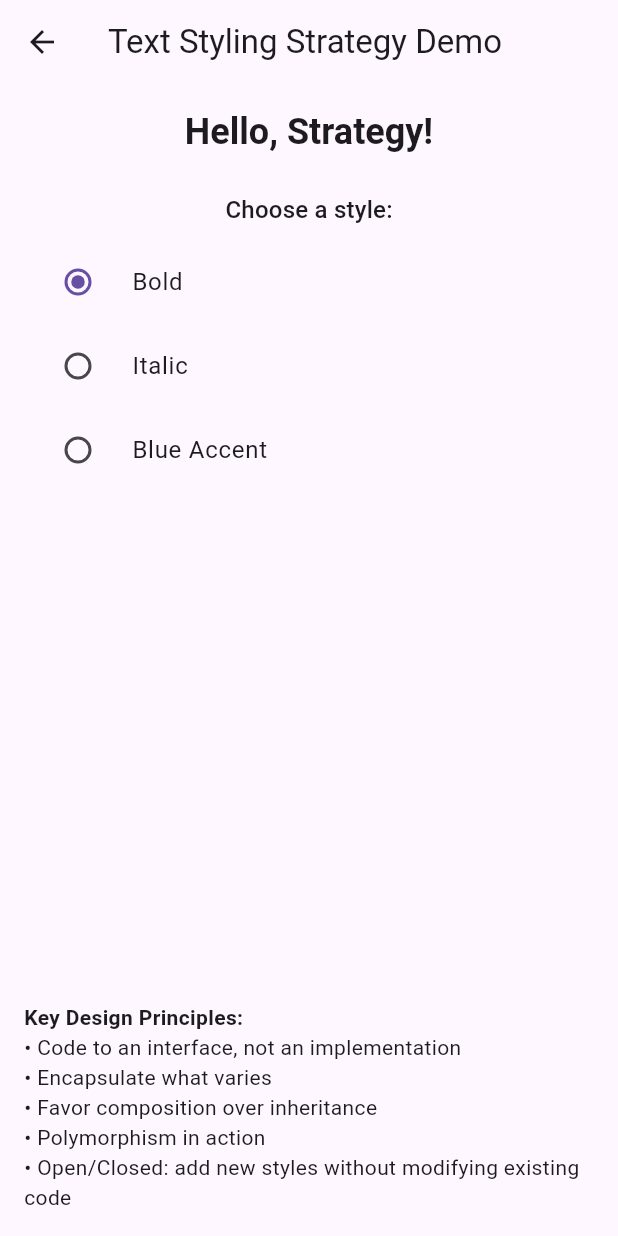
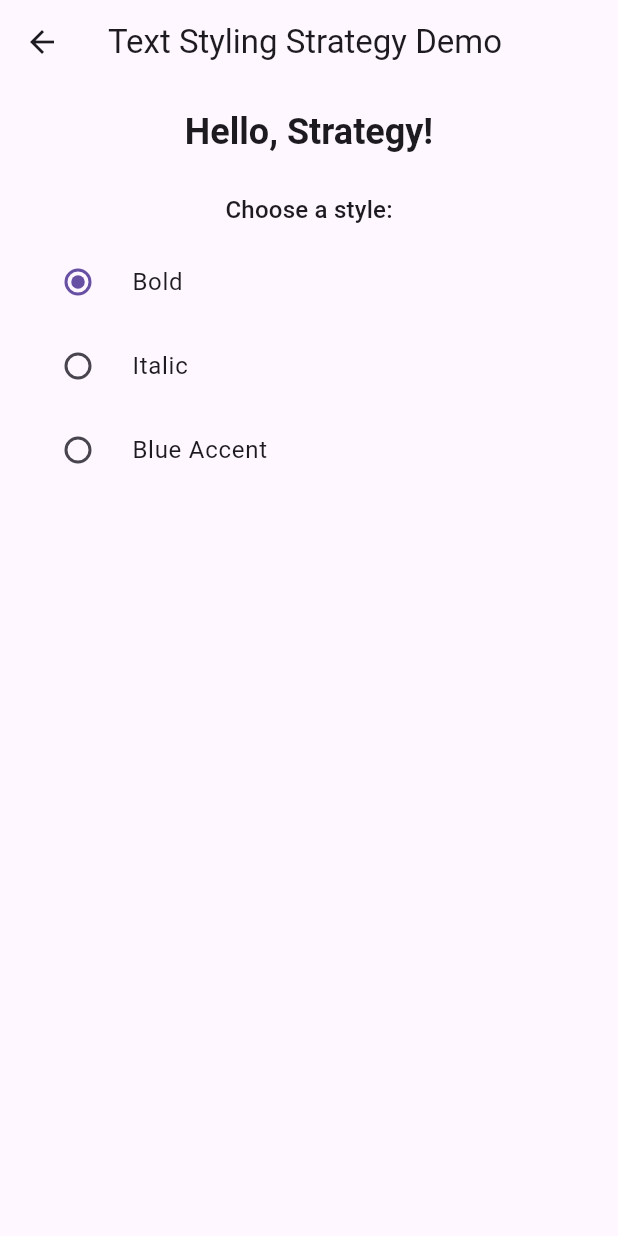
Before and after one commit to abdalrhman7/design-patterns-by-example-dart-flutter, a Flutter app: the screen it shows after launch, after a tap on "Strategy Pattern", after a tap on "Example 2: Text Styling", on a phone screen of 412 x 824 dp. Run offline on Flutter 3.47's test engine with Material 3 defaults, Android fonts, the phone set to English and light mode, and no system bars.

Commit message:
refactor strategy ui

```diff
--- a/lib/behavioral/strategy/flutter_examples/text_style_strategy/ui/text_styling_screen.dart
+++ b/lib/behavioral/strategy/flutter_examples/text_style_strategy/ui/text_styling_screen.dart
@@ -57,21 +57,6 @@ class _TextStylingScreenState extends State<TextStylingScreen> {
                 },
               );
             }),
-
-            const Spacer(),
-
-            // Summary of current principles in action
-            Column(
-              crossAxisAlignment: CrossAxisAlignment.start,
-              children: const [
-                Text('Key Design Principles:', style: TextStyle(fontWeight: FontWeight.bold)),
-                Text('• Code to an interface, not an implementation'),
-                Text('• Encapsulate what varies'),
-                Text('• Favor composition over inheritance'),
-                Text('• Polymorphism in action'),
-                Text('• Open/Closed: add new styles without modifying existing code'),
-              ],
-            ),
           ],
         ),
       ),
--- a/lib/behavioral/strategy/flutter_examples/time_format_strategy/ui/time_display_screen.dart
+++ b/lib/behavioral/strategy/flutter_examples/time_format_strategy/ui/time_display_screen.dart
@@ -60,20 +60,6 @@ class _TimeDisplayScreenState extends State<TimeDisplayScreen> {
                 onChanged: (val) => setState(() => _selected = val!),
               );
             }),
-
-            const Spacer(),
-
-            /// 🔹 Summary of Design Principles used
-            Column(
-              crossAxisAlignment: CrossAxisAlignment.start,
-              children: const [
-                Text('Design Principles:', style: TextStyle(fontWeight: FontWeight.bold)),
-                Text('• Strategy Pattern: encapsulates algorithms (formats)'),
-                Text('• Open/Closed Principle: add new formats without changing UI'),
-                Text('• Composition over Inheritance: pass strategies dynamically'),
-                Text('• Polymorphism: strategy.format(...) chooses correct logic'),
-              ],
-            )
           ],
         ),
       ),
```
